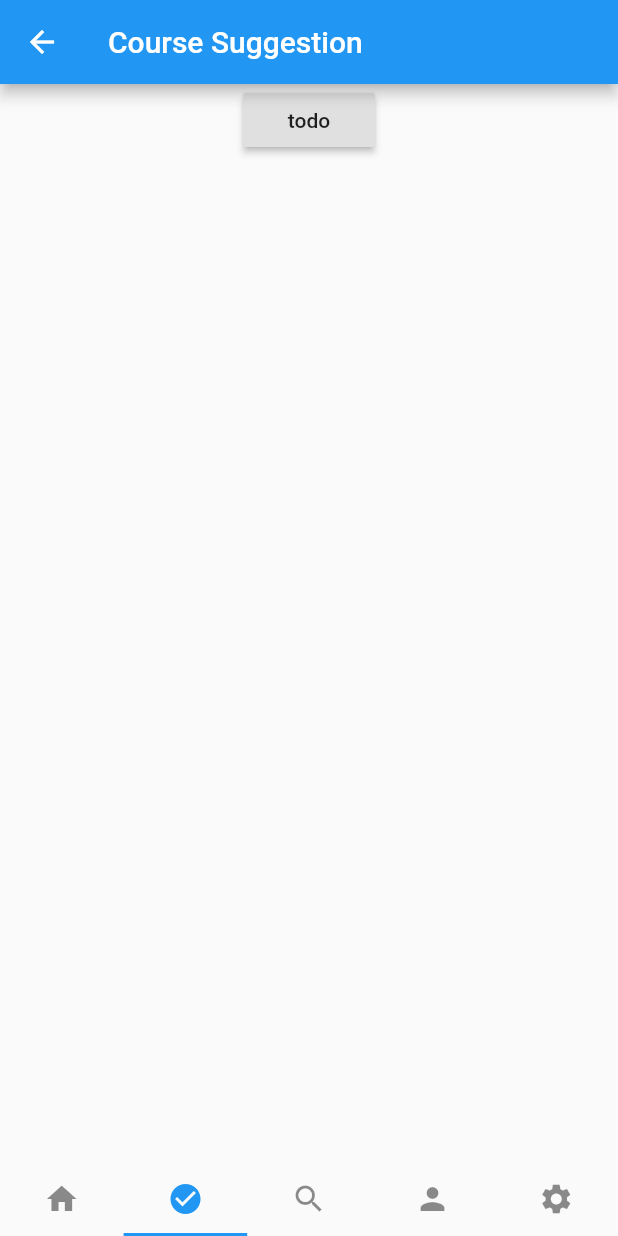
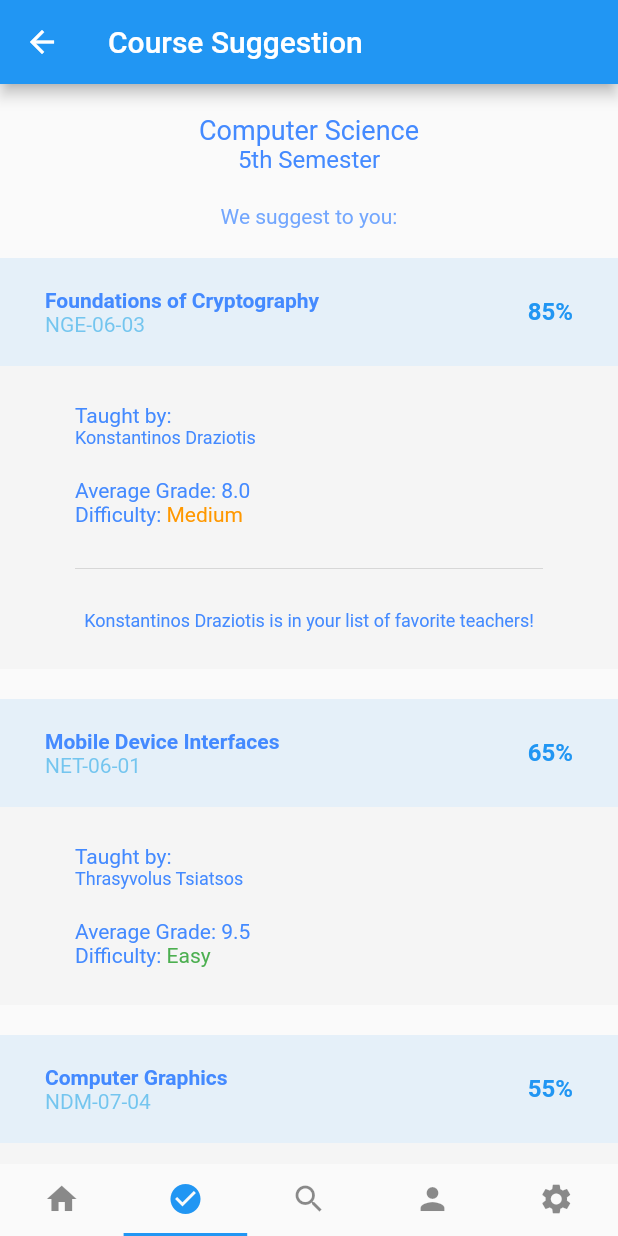
Before and after one commit to acmauth/FlutterApp, a Flutter app: the HomeScreen screen opened directly, item 2 of the bottom bar chosen, on a phone screen of 412 x 824 dp. Run offline on Flutter 3.47's test engine with Material 2 defaults, Android fonts, the phone set to English and light mode, and no system bars; our stand-ins replace bloc, flutter_bloc.

Commit message:
Implemented the Course Suggestion page

```diff
--- a/lib/pages/HomeScreen.dart
+++ b/lib/pages/HomeScreen.dart
@@ -12,7 +12,41 @@ class HomeScreen extends StatefulWidget {
 class _HomeScreenState extends State<HomeScreen> {
   final List<AbstractPage> pages = <AbstractPage>[
     GradePredict(),
-    CourseSuggest(),
+    CourseSuggest(
+      semester: SemesterData(
+        school: 'Computer Science',
+        semester: 5,
+      ),
+      courses: <CourseData>[
+        CourseData(
+          title: 'Foundations of Cryptography',
+          code: 'NGE-06-03',
+          match: 85,
+          teacher: 'Konstantinos Draziotis',
+          averageGrade: 8,
+          difficulty: CourseDifficulty.MEDIUM,
+          favTeacher: true,
+        ),
+        CourseData(
+          title: 'Mobile Device Interfaces',
+          code: 'NET-06-01',
+          match: 65,
+          teacher: 'Thrasyvolus Tsiatsos',
+          averageGrade: 9.5,
+          difficulty: CourseDifficulty.EASY,
+          favTeacher: false,
+        ),
+        CourseData(
+          title: 'Computer Graphics',
+          code: 'NDM-07-04',
+          match: 55,
+          teacher: 'Nikos Nikolaidis',
+          averageGrade: 7,
+          difficulty: CourseDifficulty.HARD,
+          favTeacher: false,
+        ),
+      ],
+    ),
     Search(),
     UserProfile(),
     SettingsPage(),
--- a/lib/pages/authentication/AuthPage.dart
+++ b/lib/pages/authentication/AuthPage.dart
@@ -15,7 +15,8 @@ class AuthPage extends StatefulWidget {
 
 class _AuthPageState extends State<AuthPage> {
   final RegExp emailRegex = RegExp(
-      r'^(([^<>()\[\]\\.,;:\s@"]+(\.[^<>()\[\]\\.,;:\s@"]+)*)|(".+"))@((\[[0-9]{1,3}\.[0-9]{1,3}\.[0-9]{1,3}\.[0-9]{1,3}])|(([a-zA-Z\-0-9]+\.)+[a-zA-Z]{2,}))$');
+    r'^(([^<>()\[\]\\.,;:\s@"]+(\.[^<>()\[\]\\.,;:\s@"]+)*)|(".+"))@((\[[0-9]{1,3}\.[0-9]{1,3}\.[0-9]{1,3}\.[0-9]{1,3}])|(([a-zA-Z\-0-9]+\.)+[a-zA-Z]{2,}))$',
+  );
 
   final GlobalKey<ScaffoldState> _scfKey = GlobalKey<ScaffoldState>();
   final GlobalKey<FormState> _formKey = GlobalKey<FormState>();
@@ -132,12 +133,10 @@ class _AuthPageState extends State<AuthPage> {
           width: 100,
         ),
         const BlankPadding(),
-        const Text(
-          'Grade++',
-          style: TextStyle(
-            fontSize: 24,
-            fontWeight: FontWeight.bold,
-          ),
+        StyledText(
+          text: 'Grade++',
+          size: 24,
+          weight: FontWeight.bold,
         ),
       ],
     );
--- /dev/null
+++ b/lib/pages/course_suggest/CourseData.dart
@@ -0,0 +1,21 @@
+import 'package:grade_plus_plus/pages/course_suggest/CourseDifficulty.dart';
+
+class CourseData {
+  const CourseData({
+    this.title,
+    this.code,
+    this.match,
+    this.teacher,
+    this.averageGrade,
+    this.difficulty,
+    this.favTeacher,
+  });
+
+  final String title;
+  final String code;
+  final int match;
+  final String teacher;
+  final double averageGrade;
+  final CourseDifficulty difficulty;
+  final bool favTeacher;
+}
--- /dev/null
+++ b/lib/pages/course_suggest/CourseDifficulty.dart
@@ -0,0 +1,5 @@
+enum CourseDifficulty {
+  EASY,
+  MEDIUM,
+  HARD,
+}
--- a/lib/pages/course_suggest/CourseSuggest.dart
+++ b/lib/pages/course_suggest/CourseSuggest.dart
@@ -1,14 +1,21 @@
 import 'package:flutter/material.dart';
 import 'package:grade_plus_plus/pages/AbstractPage.dart';
+import 'package:grade_plus_plus/pages/course_suggest/exports.dart';
+import 'package:grade_plus_plus/pages/fragments/exports.dart';
 
 class CourseSuggest extends AbstractPage {
-  CourseSuggest({Key key})
-      : super(
+  CourseSuggest({
+    Key key,
+    SemesterData semester,
+    List<CourseData> courses,
+  }) : super(
           key: key,
           appBarTitle: "Course Suggestion",
-          content: RaisedButton(
-            onPressed: () {},
-            child: Text("todo"),
+          content: Column(
+            children: <Widget>[
+              _buildSchoolInfo(semester),
+              _buildSuggestionList(courses),
+            ],
           ),
           navItem: BottomNavigationBarItem(
             icon: new Icon(Icons.check_circle),
@@ -16,3 +23,118 @@ class CourseSuggest extends AbstractPage {
           ),
         );
 }
+
+Column _buildSchoolInfo(SemesterData data) {
+  return Column(
+    children: <Widget>[
+      BlankPadding(),
+      StyledText(
+        text: data.school,
+        size: 18,
+      ),
+      StyledText(
+        text: "${data.semester}th Semester",
+        size: 16,
+      ),
+      BlankPadding(),
+      StyledText(
+        text: 'We suggest to you:',
+        color: Colors.blueAccent.withOpacity(0.75),
+      ),
+      BlankPadding(),
+    ],
+  );
+}
+
+Widget _buildSuggestionList(List<CourseData> data) {
+  final Iterable<Column> courses = data.map(
+    (CourseData course) => Column(
+      children: <Widget>[
+        ExpandableSection(
+          title: course.title,
+          subtitle: course.code,
+          extras: StyledText(
+            text: "${course.match}%",
+            size: 16,
+            weight: FontWeight.bold,
+            color: Colors.blue, // _getMatchColor(course.match),
+          ),
+          content: Column(
+            crossAxisAlignment: CrossAxisAlignment.start,
+            children: <Widget>[
+              StyledText(text: 'Taught by:'),
+              StyledText(
+                text: course.teacher,
+                size: 12,
+              ),
+              BlankPadding(),
+              StyledText(text: "Average Grade: ${course.averageGrade}"),
+              Row(
+                children: <Widget>[
+                  StyledText(text: 'Difficulty: '),
+                  StyledText(
+                    text: _getDifficultyText(course.difficulty),
+                    color: _getDifficultyColor(course.difficulty),
+                  ),
+                ],
+              ),
+              Container(
+                child: course.favTeacher
+                    ? Column(
+                        children: <Widget>[
+                          BlankPadding(),
+                          Divider(),
+                          BlankPadding(),
+                          StyledText(
+                            text:
+                                "${course.teacher} is in your list of favorite teachers!",
+                            size: 12,
+                            color: Colors.blueAccent,
+                          ),
+                        ],
+                      )
+                    : null,
+              ),
+            ],
+          ),
+        ),
+        BlankPadding(),
+      ],
+    ),
+  );
+
+  return Column(
+    children: courses.toList(),
+  );
+}
+
+Color _getMatchColor(int match) {
+  if (match > 80) {
+    return Colors.greenAccent;
+  } else if (match > 60) {
+    return Colors.orangeAccent;
+  }
+  return Colors.redAccent;
+}
+
+String _getDifficultyText(CourseDifficulty difficulty) {
+  switch (difficulty) {
+    case CourseDifficulty.EASY:
+      return "Easy";
+    case CourseDifficulty.MEDIUM:
+      return "Medium";
+    default:
+      return "Hard";
+  }
+}
+
+Color _getDifficultyColor(CourseDifficulty difficulty) {
+  switch (difficulty) {
+    case CourseDifficulty.EASY:
+      return Colors.green;
+    case CourseDifficulty.MEDIUM:
+      return Colors.orange;
+    default:
+      return Colors.red;
+  }
+}
--- /dev/null
+++ b/lib/pages/course_suggest/SemesterData.dart
@@ -0,0 +1,9 @@
+class SemesterData {
+  const SemesterData({
+    this.school,
+    this.semester,
+  });
+
+  final String school;
+  final int semester;
+}
--- /dev/null
+++ b/lib/pages/course_suggest/exports.dart
@@ -0,0 +1,4 @@
+export 'CourseData.dart';
+export 'CourseDifficulty.dart';
+export 'CourseSuggest.dart';
+export 'SemesterData.dart';
--- a/lib/pages/exports.dart
+++ b/lib/pages/exports.dart
@@ -3,7 +3,7 @@ export 'LandingPage.dart';
 export 'UnknownPage.dart';
 export 'authentication/AuthPage.dart';
 export 'authentication/SsoScreen.dart';
-export 'course_suggest/CourseSuggest.dart';
+export 'course_suggest/exports.dart';
 export 'grade_predict/GradePredict.dart';
 export 'search/Search.dart';
 export 'settings/Settings.dart';
--- /dev/null
+++ b/lib/pages/fragments/ExpandableSection.dart
@@ -0,0 +1,57 @@
+import 'package:flutter/material.dart';
+import 'package:grade_plus_plus/pages/fragments/exports.dart';
+
+class ExpandableSection extends StatefulWidget {
+  const ExpandableSection({
+    Key key,
+    @required this.title,
+    @required this.subtitle,
+    @required this.content,
+    this.extras,
+  }) : super(key: key);
+
+  final String title;
+  final String subtitle;
+  final Widget content;
+  final Widget extras;
+
+  @override
+  _ExpandableSectionState createState() => _ExpandableSectionState();
+}
+
+class _ExpandableSectionState extends State<ExpandableSection> {
+  bool expanded = true;
+
+  void _toggleExpand() {
+    setState(() {
+      expanded = !expanded;
+    });
+  }
+
+  @override
+  Widget build(BuildContext context) {
+    return Column(
+      children: <Widget>[
+        FlatButton(
+          padding: EdgeInsets.all(0),
+          onPressed: _toggleExpand,
+          child: SectionHeader(
+            title: widget.title,
+            subtitle: widget.subtitle,
+            extras: widget.extras,
+          ),
+        ),
+        Container(
+          child: expanded
+              ? Container(
+                  child: widget.content,
+                  padding:
+                      const EdgeInsets.symmetric(vertical: 25, horizontal: 50),
+                  color: Colors.grey.withOpacity(0.05),
+                )
+              : null,
+        ),
+      ],
+    );
+  }
+}
--- a/lib/pages/fragments/IconLabelPair.dart
+++ b/lib/pages/fragments/IconLabelPair.dart
@@ -1,5 +1,5 @@
 import 'package:flutter/material.dart';
-import 'package:grade_plus_plus/pages/fragments/BlankPadding.dart';
+import 'package:grade_plus_plus/pages/fragments/exports.dart';
 
 class IconLabelPair extends Row {
   IconLabelPair({
@@ -16,12 +16,9 @@ class IconLabelPair extends Row {
                 children: <Widget>[
                   Icon(icon),
                   const BlankPadding(),
-                  Text(
-                    label,
-                    style: TextStyle(
-                      fontWeight: FontWeight.bold,
-                      color: color == null ? Colors.lightBlue.shade300 : color,
-                    ),
+                  StyledText(
+                    text: label,
+                    color: color == null ? Colors.lightBlueAccent : color,
                   ),
                 ],
               ),
--- a/lib/pages/fragments/SectionHeader.dart
+++ b/lib/pages/fragments/SectionHeader.dart
@@ -1,10 +1,13 @@
 import 'package:flutter/material.dart';
+import 'package:grade_plus_plus/pages/fragments/StyledText.dart';
 
 class SectionHeader extends Row {
   SectionHeader({
     Key key,
     @required String title,
-    @required IconData icon,
+    Color color = Colors.blueAccent,
+    String subtitle,
+    Widget extras,
   }) : super(
           key: key,
           children: <Expanded>[
@@ -12,12 +15,12 @@ class SectionHeader extends Row {
               child: Container(
                 padding:
                     const EdgeInsets.symmetric(vertical: 20, horizontal: 30),
-                color: const Color.fromARGB(90, 33, 150, 243),
+                color: const Color.fromARGB(25, 33, 150, 243),
                 child: Row(
                   mainAxisAlignment: MainAxisAlignment.spaceBetween,
                   children: <Widget>[
-                    Text(title),
-                    Icon(icon),
+                    _buildTitle(title, subtitle, color),
+                    extras,
                   ],
                 ),
               ),
@@ -25,3 +28,23 @@ class SectionHeader extends Row {
           ],
         );
 }
+
+Widget _buildTitle(String title, String subtitle, Color color) {
+  final titleText = StyledText(
+    text: title,
+    color: color,
+    weight: FontWeight.bold,
+  );
+  return subtitle == null
+      ? titleText
+      : Column(
+          crossAxisAlignment: CrossAxisAlignment.start,
+          children: <Widget>[
+            titleText,
+            StyledText(
+              text: subtitle,
+              color: Colors.lightBlue.shade600.withOpacity(0.5),
+            ),
+          ],
+        );
+}
--- /dev/null
+++ b/lib/pages/fragments/StyledText.dart
@@ -0,0 +1,19 @@
+import 'package:flutter/material.dart';
+
+class StyledText extends Text {
+  StyledText({
+    Key key,
+    @required String text,
+    Color color = Colors.blueAccent,
+    FontWeight weight = FontWeight.normal,
+    double size = 14,
+  }) : super(
+          text,
+          key: key,
+          style: TextStyle(
+            color: color,
+            fontSize: size,
+            fontWeight: weight,
+          ),
+        );
+}
--- a/lib/pages/fragments/exports.dart
+++ b/lib/pages/fragments/exports.dart
@@ -1,8 +1,10 @@
 export 'BlankPadding.dart';
 export 'CheckableElement.dart';
 export 'ExpandableElement.dart';
+export 'ExpandableSection.dart';
 export 'IconLabelPair.dart';
 export 'PasswordField.dart';
 export 'SectionHeader.dart';
+export 'StyledText.dart';
 export 'TappableElement.dart';
 export 'ToggleableElement.dart';
```
